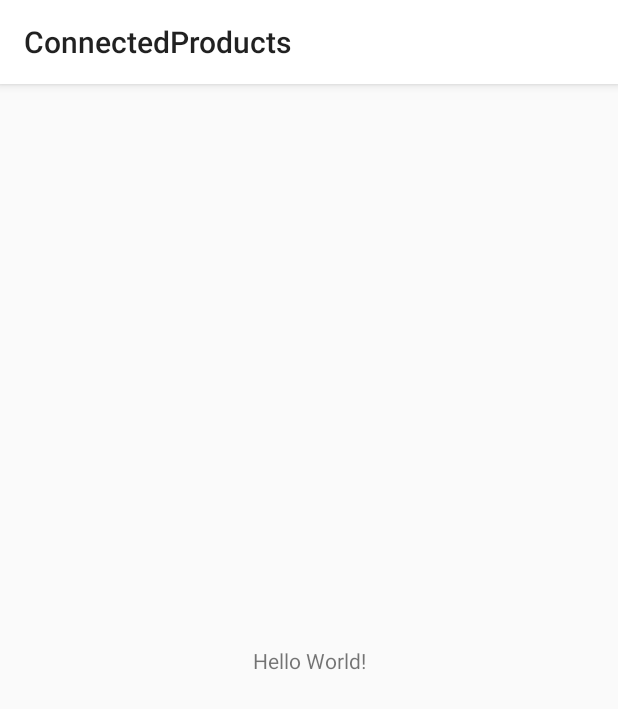
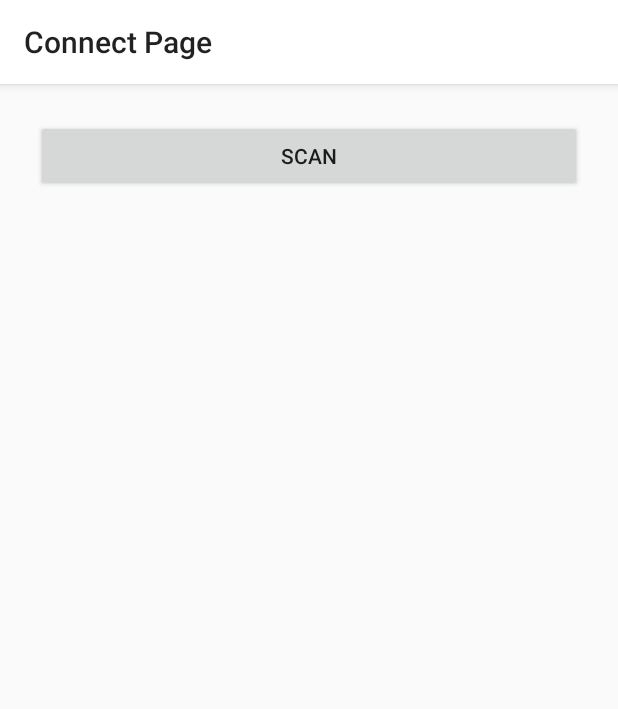
Before and after one commit to matheuskiser/ConnectedProducts, an Android app: the screen it shows after launch (MainActivity), on a phone screen of 412 x 824 dp. Shown: the top 709 px of the screen. Run offline under Robolectric (Android 15) with nearby library versions, the phone set to English and light mode, and no system bars; our stand-ins replace navigation-ui.

Commit message:
Added basic navigation component functionality

```diff
--- a/app/build.gradle
+++ b/app/build.gradle
@@ -24,9 +24,10 @@ android {
 
 dependencies {
     implementation fileTree(dir: 'libs', include: ['*.jar'])
-    implementation"org.jetbrains.kotlin:kotlin-stdlib-jdk7:$kotlin_version"
+    implementation "org.jetbrains.kotlin:kotlin-stdlib-jdk7:$kotlin_version"
     implementation 'com.android.support:appcompat-v7:28.0.0'
     implementation 'com.android.support.constraint:constraint-layout:1.1.3'
+    implementation 'com.android.support:support-v4:28.0.0'
     testImplementation 'junit:junit:4.12'
     androidTestImplementation 'com.android.support.test:runner:1.0.2'
     androidTestImplementation 'com.android.support.test.espresso:espresso-core:3.0.2'
--- /dev/null
+++ b/app/src/main/java/com/nike/iser/connectedproducts/ConnectPageFragment.kt
@@ -0,0 +1,27 @@
+package com.nike.iser.connectedproducts
+
+
+import android.os.Bundle
+import android.support.v4.app.Fragment
+import android.view.LayoutInflater
+import android.view.View
+import android.view.ViewGroup
+import androidx.navigation.findNavController
+import kotlinx.android.synthetic.main.fragment_connect_page.*
+
+
+class ConnectPageFragment : Fragment() {
+
+    override fun onCreateView(inflater: LayoutInflater, container: ViewGroup?,
+                              savedInstanceState: Bundle?): View? {
+        return inflater.inflate(R.layout.fragment_connect_page, container, false)
+    }
+
+    override fun onViewCreated(view: View, savedInstanceState: Bundle?) {
+        super.onViewCreated(view, savedInstanceState)
+
+        navigateToScanPageButton.setOnClickListener {
+            view.findNavController().navigate(R.id.action_connectPageFragment_to_scanFragment)
+        }
+    }
+}
--- a/app/src/main/java/com/nike/iser/connectedproducts/MainActivity.kt
+++ b/app/src/main/java/com/nike/iser/connectedproducts/MainActivity.kt
@@ -2,11 +2,18 @@ package com.nike.iser.connectedproducts
 
 import android.support.v7.app.AppCompatActivity
 import android.os.Bundle
+import androidx.navigation.findNavController
+import androidx.navigation.ui.NavigationUI
 
 class MainActivity : AppCompatActivity() {
 
     override fun onCreate(savedInstanceState: Bundle?) {
         super.onCreate(savedInstanceState)
         setContentView(R.layout.activity_main)
+
+        NavigationUI.setupActionBarWithNavController(this, findNavController(R.id.connected_products_nav_host_fragment))
     }
+
+    override fun onSupportNavigateUp()
+            = findNavController(R.id.connected_products_nav_host_fragment).navigateUp()
 }
--- a/app/src/main/res/layout/activity_main.xml
+++ b/app/src/main/res/layout/activity_main.xml
@@ -6,13 +6,16 @@
     android:layout_height="match_parent"
     tools:context=".MainActivity">
 
-    <TextView
-        android:layout_width="wrap_content"
-        android:layout_height="wrap_content"
-        android:text="Hello World!"
+    <fragment
+        android:id="@+id/connected_products_nav_host_fragment"
+        android:name="androidx.navigation.fragment.NavHostFragment"
+        android:layout_width="0dp"
+        android:layout_height="0dp"
+        app:defaultNavHost="true"
         app:layout_constraintBottom_toBottomOf="parent"
         app:layout_constraintLeft_toLeftOf="parent"
         app:layout_constraintRight_toRightOf="parent"
-        app:layout_constraintTop_toTopOf="parent" />
+        app:layout_constraintTop_toTopOf="parent"
+        app:navGraph="@navigation/nav_graph" />
 
 </android.support.constraint.ConstraintLayout>
--- /dev/null
+++ b/app/src/main/res/layout/fragment_connect_page.xml
@@ -0,0 +1,16 @@
+<?xml version="1.0" encoding="utf-8"?>
+<LinearLayout xmlns:android="http://schemas.android.com/apk/res/android"
+    xmlns:tools="http://schemas.android.com/tools"
+    android:layout_width="match_parent"
+    android:layout_height="match_parent"
+    android:orientation="vertical"
+    tools:context=".MainActivity">
+
+    <Button
+        android:id="@+id/navigateToScanPageButton"
+        android:layout_width="match_parent"
+        android:layout_height="wrap_content"
+        android:layout_margin="24dp"
+        android:text="Scan"/>
+
+</LinearLayout>
--- /dev/null
+++ b/app/src/main/res/navigation/nav_graph.xml
@@ -0,0 +1,40 @@
+<?xml version="1.0" encoding="utf-8"?>
+<navigation xmlns:android="http://schemas.android.com/apk/res/android"
+    xmlns:app="http://schemas.android.com/apk/res-auto"
+    xmlns:tools="http://schemas.android.com/tools"
+    android:id="@+id/nav_graph"
+    app:startDestination="@id/connectPageFragment">
+
+    <fragment
+        android:id="@+id/connectPageFragment"
+        android:name="com.nike.iser.connectedproducts.ConnectPageFragment"
+        android:label="Connect Page"
+        tools:layout="@layout/fragment_connect_page">
+        <action
+            android:id="@+id/action_connectPageFragment_to_scanFragment"
+            app:destination="@id/scanFragment" />
+    </fragment>
+
+    <fragment
+        android:id="@+id/scanFragment"
+        android:name="com.nike.iser.connectedproducts.ScanFragment"
+        android:label="Scan Page"
+        tools:layout="@layout/fragment_scan">
+        <action
+            android:id="@+id/action_scanFragment_to_finalDestinationFragment"
+            app:destination="@id/finalDestinationFragment"
+            app:popUpTo="@id/scanFragment"
+            app:popUpToInclusive="true" />
+    </fragment>
+
+    <fragment
+        android:id="@+id/finalDestinationFragment"
+        android:name="com.nike.iser.connectedproducts.FinalDestinationFragment"
+        android:label="Final Destination Page"
+        tools:layout="@layout/fragment_final_destination">
+        <action
+            android:id="@+id/action_finalDestinationFragment_to_connectPageFragment"
+            app:destination="@id/connectPageFragment" />
+    </fragment>
+
+</navigation>
--- a/app/src/main/res/values/strings.xml
+++ b/app/src/main/res/values/strings.xml
@@ -1,3 +1,6 @@
 <resources>
     <string name="app_name">ConnectedProducts</string>
+
+    <!-- TODO: Remove or change this placeholder text -->
+    <string name="hello_blank_fragment">Hello blank fragment</string>
 </resources>
```
Also changed, not shown: app/src/main/java/com/nike/iser/connectedproducts/FinalDestinationFragment.kt (added, +22 -0 lines), app/src/main/java/com/nike/iser/connectedproducts/ScanFragment.kt (added, +28 -0 lines), app/src/main/res/layout/fragment_final_destination.xml (added, +8 -0 lines), app/src/main/res/layout/fragment_scan.xml (added, +16 -0 lines).
